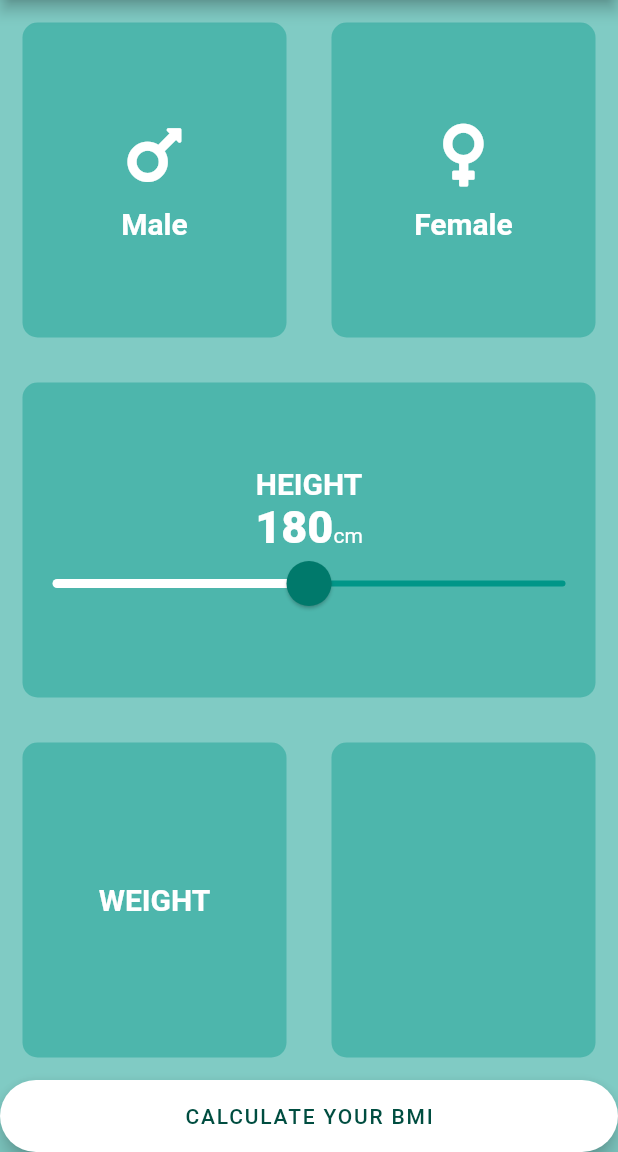
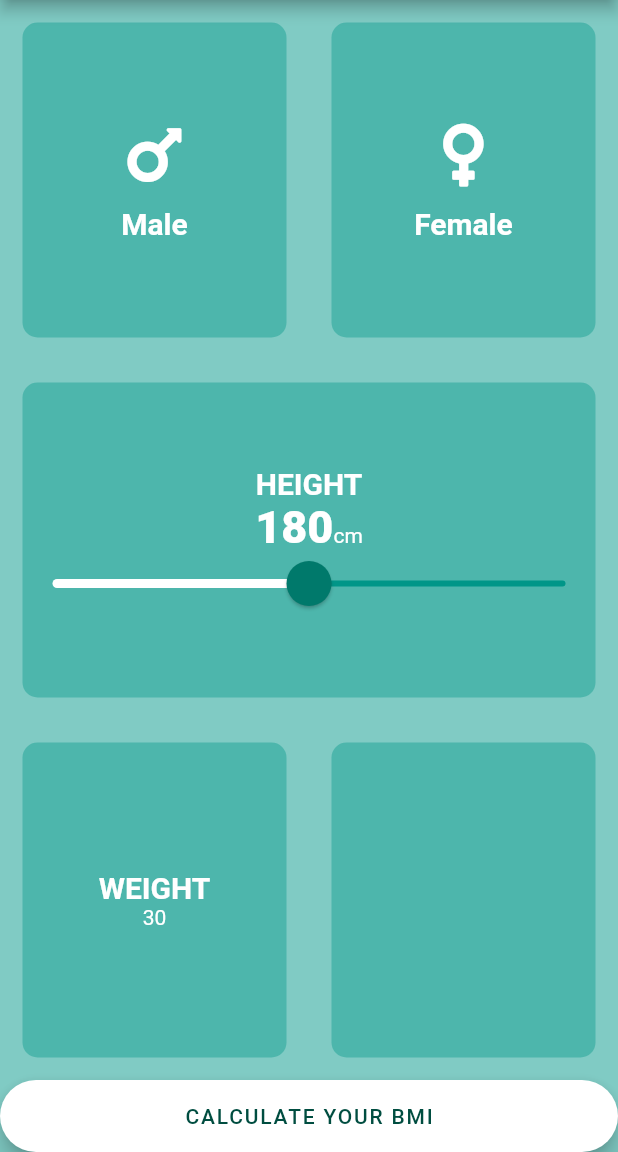
Before and after one commit to johnnylyimo/Flutter_BMI_SmartCalculator, a Flutter app: the screen it shows after launch, on a phone screen of 412 x 824 dp, the part 84-1236 px from its top. Run offline on Flutter 3.47's test engine with Material 2 defaults, Android fonts, the phone set to English and light mode, and no system bars; our stand-ins replace font_awesome_flutter.

Commit message:
Added Text 2 to Column children

```diff
--- a/lib/screens/home_page.dart
+++ b/lib/screens/home_page.dart
@@ -130,6 +130,9 @@ class _HomePageState extends State<HomePage> {
                           'WEIGHT',
                           style: kLabelTextStyle,
                         ),
+                        Text(
+                          weight.toString(),
+                        )
                       ],
                     ),
                   ),
```
